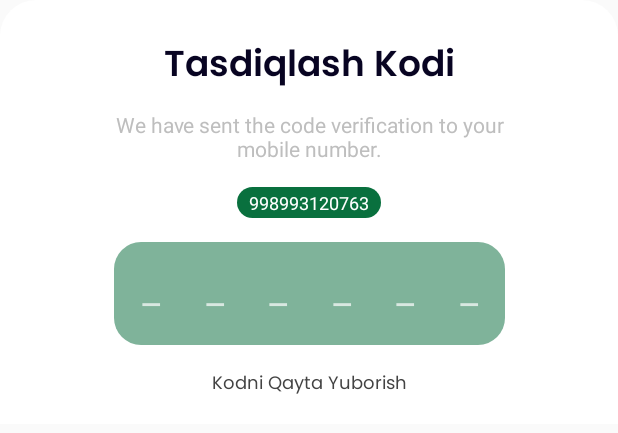
After one commit to petrixorism/mobile_bank_application, an Android app: the layout bottomsheet_verify.xml on its own in the app's theme, with its tools: preview values and no code run, on a phone screen of 412 x 824 dp. The commit adds this screen. Shown: the top 433 px of the screen. Run offline under Robolectric (Android 15) with nearby library versions, the phone set to English and light mode, and no system bars.

Commit message:
verification api

```diff
--- a/app/src/main/java/uz/gita/myapplication/data/api/AuthApi.kt
+++ b/app/src/main/java/uz/gita/myapplication/data/api/AuthApi.kt
@@ -5,6 +5,8 @@ import retrofit2.http.Body
 import retrofit2.http.POST
 import uz.gita.myapplication.data.model.MainResponse
 import uz.gita.myapplication.data.source.remote.request.RegisterRequest
+import uz.gita.myapplication.data.source.remote.request.VerifyRequest
+import uz.gita.myapplication.data.source.remote.response.TokenResponse
 
 
 interface AuthApi {
@@ -12,4 +14,6 @@ interface AuthApi {
     @POST("/api/v1/auth/register")
     suspend fun register(@Body data: RegisterRequest): Response<MainResponse<Nothing>>
 
+    @POST("/api/v1/auth/verify")
+    suspend fun verify(@Body verifyRequest: VerifyRequest): Response<MainResponse<TokenResponse>>
 }
--- /dev/null
+++ b/app/src/main/java/uz/gita/myapplication/data/source/remote/request/VerifyRequest.kt
@@ -0,0 +1,6 @@
+package uz.gita.myapplication.data.source.remote.request
+
+data class VerifyRequest(
+    val phone: String,
+    val code: String
+)
--- a/app/src/main/java/uz/gita/myapplication/domain/repository/AuthRepository.kt
+++ b/app/src/main/java/uz/gita/myapplication/domain/repository/AuthRepository.kt
@@ -3,10 +3,12 @@ package uz.gita.myapplication.domain.repository
 import kotlinx.coroutines.flow.Flow
 import uz.gita.myapplication.data.model.MainResult
 import uz.gita.myapplication.data.source.remote.request.RegisterRequest
+import uz.gita.myapplication.data.source.remote.request.VerifyRequest
 
 
 interface AuthRepository {
 
     fun register(registerRequest: RegisterRequest): Flow<MainResult<Unit>>
+    fun verify(verifyRequest: VerifyRequest): Flow<MainResult<Unit>>
 
 }
--- /dev/null
+++ b/app/src/main/res/drawable/background_bottomsheet.xml
@@ -0,0 +1,10 @@
+<?xml version="1.0" encoding="utf-8"?>
+<shape xmlns:android="http://schemas.android.com/apk/res/android"
+    android:shape="rectangle">
+
+    <solid android:color="@color/white" />
+    <corners
+        android:topLeftRadius="24dp"
+        android:topRightRadius="24dp" />
+
+</shape>
--- /dev/null
+++ b/app/src/main/res/drawable/code_background.xml
@@ -0,0 +1,9 @@
+<?xml version="1.0" encoding="utf-8"?>
+<shape xmlns:android="http://schemas.android.com/apk/res/android"
+
+    android:shape="rectangle">
+
+    <corners android:radius="18dp" />
+    <solid android:color="#7FB39A" />
+
+</shape>
--- /dev/null
+++ b/app/src/main/res/layout/bottomsheet_verify.xml
@@ -0,0 +1,97 @@
+<?xml version="1.0" encoding="utf-8"?>
+<androidx.constraintlayout.widget.ConstraintLayout xmlns:android="http://schemas.android.com/apk/res/android"
+    xmlns:app="http://schemas.android.com/apk/res-auto"
+    xmlns:tools="http://schemas.android.com/tools"
+    android:layout_width="match_parent"
+    android:layout_height="match_parent">
+
+    <androidx.constraintlayout.widget.ConstraintLayout
+        android:layout_width="match_parent"
+        android:layout_height="wrap_content"
+        android:background="@drawable/background_bottomsheet"
+        app:layout_constraintStart_toStartOf="parent"
+        app:layout_constraintTop_toTopOf="parent">
+
+        <TextView
+            android:id="@+id/title"
+            android:layout_width="wrap_content"
+            android:layout_height="wrap_content"
+            android:layout_marginTop="24dp"
+            android:fontFamily="@font/poppins_semi_bold"
+            android:text="Tasdiqlash Kodi"
+            android:textColor="@color/black_bank"
+            android:textSize="24sp"
+            app:layout_constraintEnd_toEndOf="parent"
+            app:layout_constraintStart_toStartOf="parent"
+            app:layout_constraintTop_toTopOf="parent" />
+
+        <TextView
+            android:id="@+id/verifytext"
+            android:layout_width="0dp"
+            android:layout_height="wrap_content"
+            android:layout_marginTop="8dp"
+            android:gravity="center"
+            android:text="We have sent the code verification to your mobile number."
+            android:textColor="@color/grey"
+            app:layout_constraintEnd_toEndOf="parent"
+            app:layout_constraintStart_toStartOf="parent"
+            app:layout_constraintTop_toBottomOf="@id/title"
+            app:layout_constraintWidth_percent=".7" />
+
+        <TextView
+            android:id="@+id/phone_number_bottom_sheet"
+            android:layout_width="wrap_content"
+            android:layout_height="wrap_content"
+            android:layout_marginTop="16dp"
+            android:background="@drawable/shape_button"
+            android:gravity="center"
+            android:paddingHorizontal="8dp"
+            android:paddingVertical="2dp"
+            android:textColor="@color/white"
+            android:textSize="12sp"
+            app:layout_constraintEnd_toEndOf="parent"
+            app:layout_constraintStart_toStartOf="parent"
+            app:layout_constraintTop_toBottomOf="@id/verifytext"
+            tools:text="998993120763" />
+
+        <EditText
+            android:id="@+id/smscode"
+            android:layout_width="wrap_content"
+            android:layout_height="wrap_content"
+            android:layout_marginTop="16dp"
+            android:background="@drawable/code_background"
+            android:fontFamily="@font/poppins_regular"
+            android:gravity="center"
+            android:hint="______"
+            android:imeOptions="actionDone"
+            android:inputType="number"
+            android:letterSpacing="1.2"
+            android:maxLength="6"
+            android:paddingHorizontal="16dp"
+            android:paddingVertical="16dp"
+            android:textColor="@color/white"
+            android:textColorHint="#B3FFFFFF"
+            android:textSize="22sp"
+            app:layout_constraintEnd_toEndOf="parent"
+            app:layout_constraintStart_toStartOf="parent"
+            app:layout_constraintTop_toBottomOf="@id/phone_number_bottom_sheet" />
+
+        <TextView
+            android:id="@+id/resend_btn"
+            android:layout_width="wrap_content"
+            android:layout_height="wrap_content"
+            android:layout_margin="16dp"
+            android:background="#00FFFFFF"
+            android:fontFamily="@font/poppins_regular"
+            android:text="Kodni Qayta Yuborish"
+            android:textColor="@color/grey_darker"
+            android:textSize="12sp"
+            app:layout_constraintBottom_toBottomOf="parent"
+            app:layout_constraintEnd_toEndOf="parent"
+            app:layout_constraintStart_toStartOf="parent"
+            app:layout_constraintTop_toBottomOf="@id/smscode" />
+
+
+    </androidx.constraintlayout.widget.ConstraintLayout>
+
+</androidx.constraintlayout.widget.ConstraintLayout>
--- a/app/src/main/res/values/strings.xml
+++ b/app/src/main/res/values/strings.xml
@@ -27,4 +27,5 @@
     <string name="register">Register</string>
     <string name="do_you_have_already_account">Do you have already account?</string>
     <string name="do_you_want_to_create_new_account">Do you want to create new account?</string>
+    <string name="verify">We have sent the code verification to your mobile number.</string>
 </resources>
```
Also changed, not shown: app/src/main/java/uz/gita/myapplication/data/repository/AuthRepositoryImpl.kt (+37 -1 lines), app/src/main/java/uz/gita/myapplication/data/source/remote/response/TokenResponse.kt (added, +11 -0 lines), app/src/main/java/uz/gita/myapplication/ui/screen/RegisterFragment.kt (+72 -18 lines), app/src/main/java/uz/gita/myapplication/ui/viewmodel/RegisterViewModel.kt (+35 -4 lines), 3 other files.
